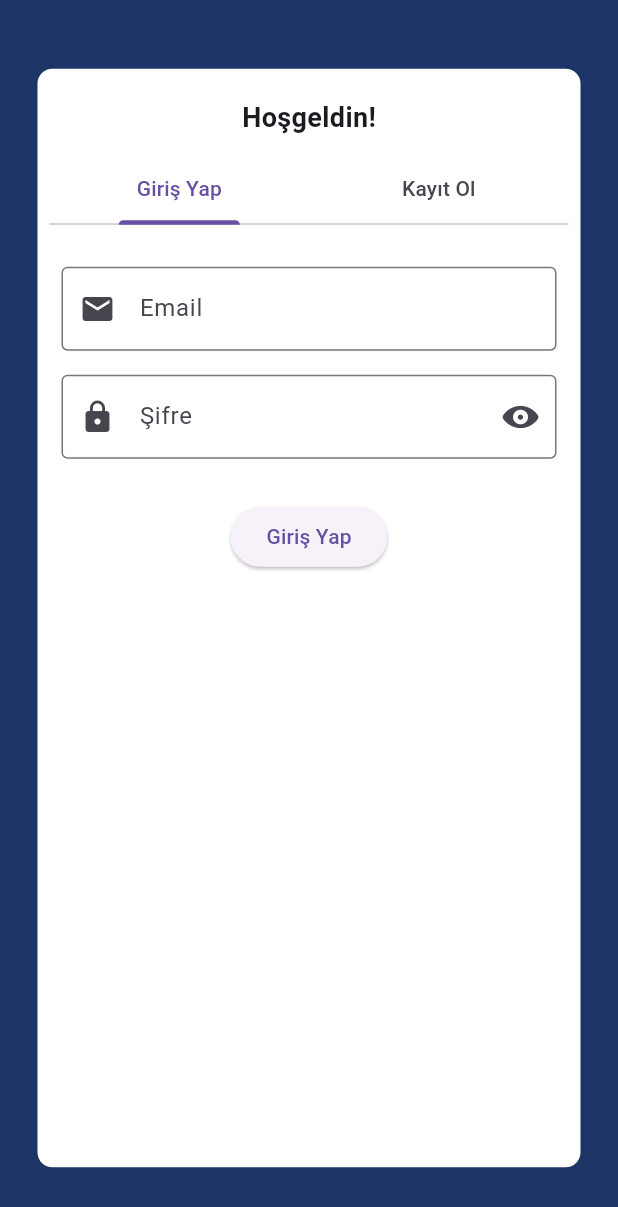
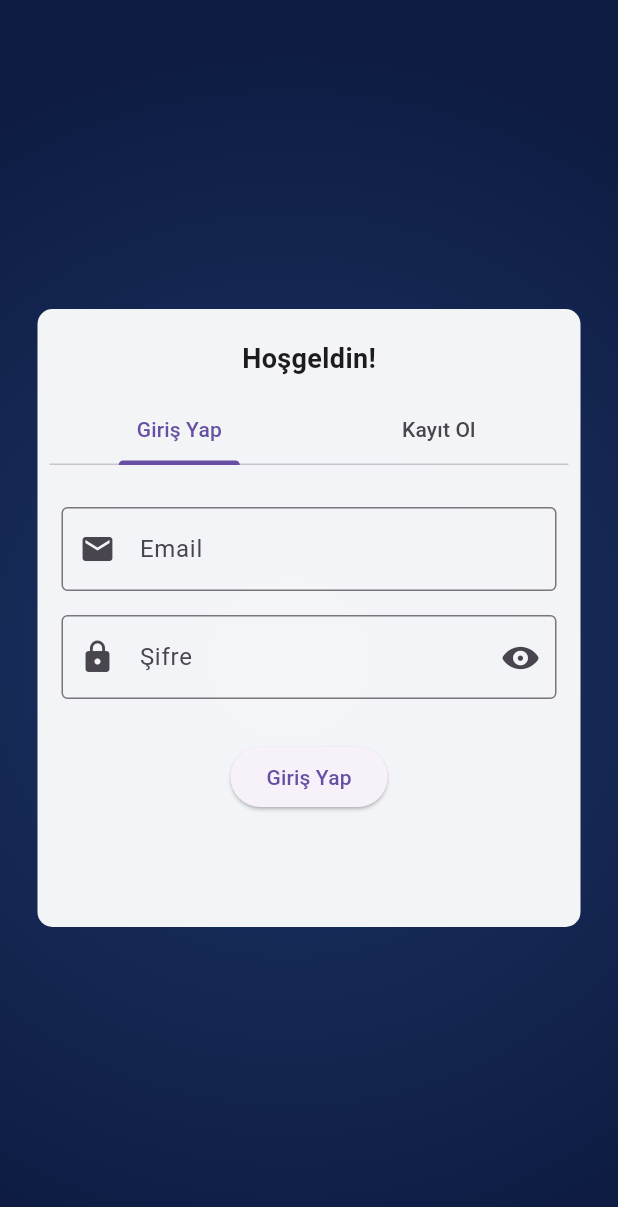
Before and after one commit to yusufcanadiguzel/education_app, a Flutter app: the screen it shows after launch, on a phone screen of 412 x 824 dp. Shown: the top 1207 px of the screen. Run offline on Flutter 3.47's test engine with Material 3 defaults, Android fonts, the phone set to English and light mode, and no system bars; our stand-ins replace cloud_firestore, equatable, firebase_auth, firebase_core, firebase_storage, flutter_bloc and 1 more; missing offline and left inert: firebase_app_check; accounts and stored records are empty.

Commit message:
Background update.
Background düzenlendi.

```diff
--- a/lib/screens/authentication/welcome_screen.dart
+++ b/lib/screens/authentication/welcome_screen.dart
@@ -4,6 +4,7 @@ import 'package:education_app/blocs/sign_in_bloc/sign_in_event.dart';
 import 'package:education_app/blocs/sign_up_bloc/sign_up_bloc.dart';
 import 'package:education_app/screens/authentication/sign_in_screen.dart';
 import 'package:education_app/screens/authentication/sign_up_screen.dart';
+import 'package:education_app/widgets/background_container.dart';
 import 'package:flutter/material.dart';
 import 'package:flutter_bloc/flutter_bloc.dart';
 
@@ -32,15 +33,15 @@ class _WelcomeScreenState extends State<WelcomeScreen>
   Widget build(BuildContext context) {
     return Scaffold(
       body: SafeArea(
-        child: Center(
-          child: SingleChildScrollView(
-            child: AspectRatio(
-              aspectRatio: 9 / 16,
+        child: BackgroundContainer(
+          containerWidget: Center(
+            child: SingleChildScrollView(
               child: Padding(
                 padding: const EdgeInsets.symmetric(horizontal: 25.0),
                 child: Container(
+                  height: MediaQuery.of(context).size.height / 2,
                   decoration: BoxDecoration(
-                    color: Colors.white,
+                    color: Colors.white.withOpacity(0.95),
                     borderRadius: BorderRadius.circular(10.0),
                   ),
                   child: Padding(
--- a/lib/screens/test_screen.dart
+++ b/lib/screens/test_screen.dart
@@ -1,5 +1,6 @@
 import 'package:education_app/widgets/form_input_field.dart';
 import 'package:flutter/material.dart';
+import 'package:rive/rive.dart';
 
 class TestScreen extends StatefulWidget {
   const TestScreen({super.key});
@@ -13,38 +14,8 @@ class _TestScreenState extends State<TestScreen> {
 
   @override
   Widget build(BuildContext context) {
-    return Scaffold(
-      body: SafeArea(
-        child: Padding(
-          padding: const EdgeInsets.all(8.0),
-          child: Center(
-            child: AspectRatio(
-              aspectRatio: 9 / 16,
-              child: Container(
-                decoration: const BoxDecoration(
-                  borderRadius: BorderRadius.all(Radius.circular(10.0),),
-                  color: Colors.white
-                ),
-                child: Form(
-                  key: _formKey,
-                  child: const Padding(
-                    padding: EdgeInsets.all(8.0),
-                    child: Column(
-                      mainAxisAlignment: MainAxisAlignment.center,
-                      children: [
-                        KFormInput(iconData: Icons.email, labelText: 'email'),
-                        KFormInput(iconData: Icons.person, labelText: 'Ad'),
-                        KFormInput(iconData: Icons.person, labelText: 'Soyad'),
-                        KFormInput(iconData: Icons.email, labelText: 'Başlık'),
-                      ],
-                    ),
-                  ),
-                ),
-              ),
-            ),
-          ),
-        ),
-      ),
+    return const MaterialApp(
+      home: Scaffold(),
     );
   }
 }
--- /dev/null
+++ b/lib/widgets/background_container.dart
@@ -0,0 +1,110 @@
+import 'package:flutter/material.dart';
+
+class BackgroundContainer extends StatefulWidget {
+  final Widget containerWidget;
+  const BackgroundContainer({required this.containerWidget, super.key});
+
+  @override
+  State<BackgroundContainer> createState() => _BackgroundContainerState();
+}
+
+class _BackgroundContainerState extends State<BackgroundContainer>
+    with SingleTickerProviderStateMixin {
+  late AnimationController _animationController;
+  late Animation<Alignment> _bottomAlignmentAnimation;
+  late Animation<Alignment> _topAlignmentAnimation;
+
+  @override
+  void initState() {
+    super.initState();
+    _animationController = AnimationController(
+      vsync: this,
+      duration: const Duration(seconds: 6),
+    );
+    _topAlignmentAnimation = TweenSequence<Alignment>([
+      TweenSequenceItem<Alignment>(
+          tween: Tween<Alignment>(
+            begin: Alignment.topLeft,
+            end: Alignment.topRight,
+          ),
+          weight: 1),
+      TweenSequenceItem<Alignment>(
+        tween: Tween<Alignment>(
+          begin: Alignment.topRight,
+          end: Alignment.bottomRight,
+        ),
+        weight: 2,
+      ),
+      TweenSequenceItem<Alignment>(
+        tween: Tween<Alignment>(
+          begin: Alignment.bottomRight,
+          end: Alignment.bottomLeft,
+        ),
+        weight: 1,
+      ),
+      TweenSequenceItem<Alignment>(
+        tween: Tween<Alignment>(
+          begin: Alignment.bottomLeft,
+          end: Alignment.topLeft,
+        ),
+        weight: 2,
+      ),
+    ]).animate(_animationController);
+
+    _bottomAlignmentAnimation = TweenSequence<Alignment>([
+      TweenSequenceItem<Alignment>(
+          tween: Tween<Alignment>(
+            begin: Alignment.bottomRight,
+            end: Alignment.bottomLeft,
+          ),
+          weight: 1),
+      TweenSequenceItem<Alignment>(
+        tween: Tween<Alignment>(
+          begin: Alignment.bottomLeft,
+          end: Alignment.topRight,
+        ),
+        weight: 3,
+      ),
+      TweenSequenceItem<Alignment>(
+        tween: Tween<Alignment>(
+          begin: Alignment.topRight,
+          end: Alignment.topLeft,
+        ),
+        weight: 1,
+      ),
+      TweenSequenceItem<Alignment>(
+        tween: Tween<Alignment>(
+          begin: Alignment.topLeft,
+          end: Alignment.bottomRight,
+        ),
+        weight: 3,
+      ),
+    ]).animate(_animationController);
+
+    _animationController.repeat();
+  }
+
+  @override
+  Widget build(BuildContext context) {
+    return AnimatedBuilder(
+      animation: _animationController,
+      builder: (context, child) {
+        return Container(
+          height: MediaQuery.of(context).size.height,
+          width: MediaQuery.of(context).size.width,
+          decoration: BoxDecoration(
+            gradient: RadialGradient(
+              colors: const [
+                Color(0xFF1D3566),
+                Color(0xFF0E1C43),
+              ],
+              center: _bottomAlignmentAnimation.value,
+              radius: 1,
+            ),
+          ),
+          child: widget.containerWidget
+        );
+      },
+    );
+  }
+}
--- a/pubspec.yaml
+++ b/pubspec.yaml
@@ -44,6 +44,7 @@ dependencies:
   firebase_storage: ^11.6.5
   equatable: ^2.0.5
   firebase_app_check: ^0.2.1+13
+  rive: ^0.12.4
 
 dev_dependencies:
   flutter_test:
```
Also changed, not shown: pubspec.lock, 4 other files.
